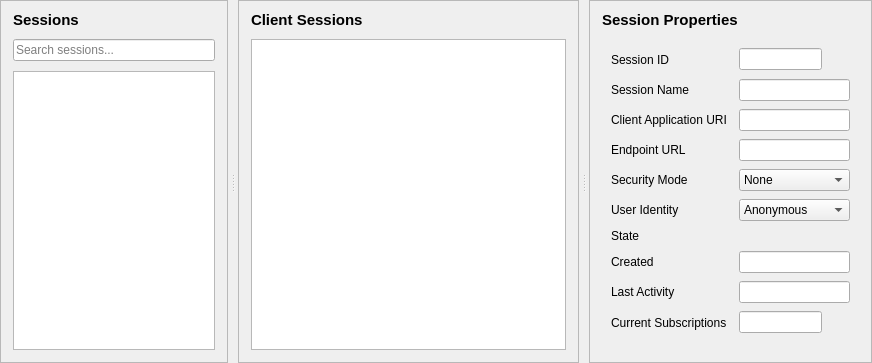
Before: the Qt Designer form src/ui/pages/sessionspage.ui in sanny32/OpenUaSim, drawn with Qt 5.
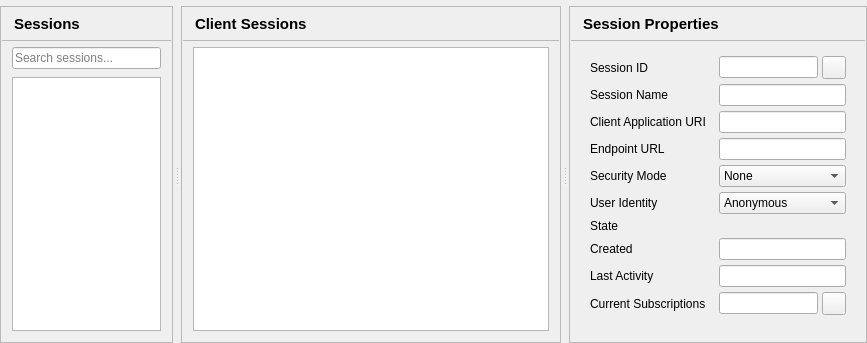
After: the same form once the commit is applied. Custom widgets are drawn as their Qt base class.

Patch:
```diff
--- a/src/ui/pages/sessionspage.ui
+++ b/src/ui/pages/sessionspage.ui
@@ -10,7 +10,7 @@
     <number>0</number>
    </property>
    <property name="topMargin">
-    <number>0</number>
+    <number>6</number>
    </property>
    <property name="rightMargin">
     <number>0</number>
@@ -27,33 +27,50 @@
       <bool>false</bool>
      </property>
      <property name="handleWidth">
-      <number>10</number>
+      <number>8</number>
      </property>
      <widget class="QFrame" name="sessionsPanel">
       <property name="frameShape">
        <enum>QFrame::StyledPanel</enum>
       </property>
+      <property name="panel" stdset="0">
+       <bool>true</bool>
+      </property>
       <property name="sizePolicy">
        <sizepolicy hsizetype="Preferred" vsizetype="Preferred">
-        <horstretch>2</horstretch>
+        <horstretch>37</horstretch>
         <verstretch>0</verstretch>
        </sizepolicy>
       </property>
       <layout class="QVBoxLayout" name="sessionsPanelLayout">
        <property name="spacing">
-        <number>10</number>
+        <number>0</number>
        </property>
        <property name="leftMargin">
+        <number>1</number>
+       </property>
+       <property name="topMargin">
+        <number>1</number>
+       </property>
+       <property name="rightMargin">
+        <number>1</number>
+       </property>
+       <property name="bottomMargin">
+        <number>1</number>
+       </property>
+       <item>
+        <layout class="QHBoxLayout" name="sessionsPanelHeaderLayout">
+         <property name="leftMargin">
         <number>12</number>
        </property>
        <property name="topMargin">
-        <number>10</number>
+          <number>5</number>
        </property>
        <property name="rightMargin">
         <number>12</number>
        </property>
        <property name="bottomMargin">
-        <number>12</number>
+          <number>5</number>
        </property>
        <item>
         <widget class="QLabel" name="sessionsTitle">
@@ -66,8 +83,56 @@
          <property name="text">
           <string>Sessions</string>
          </property>
-        </widget>
-       </item>
+           <property name="minimumSize">
+            <size>
+             <width>0</width>
+             <height>22</height>
+            </size>
+           </property>
+          </widget>
+         </item>
+        </layout>
+       </item>
+       <item>
+        <widget class="QFrame" name="sessionsPanelSeparator">
+         <property name="frameShape">
+          <enum>QFrame::StyledPanel</enum>
+         </property>
+         <property name="minimumSize">
+          <size>
+           <width>0</width>
+           <height>1</height>
+          </size>
+         </property>
+         <property name="maximumSize">
+          <size>
+           <width>16777215</width>
+           <height>1</height>
+          </size>
+         </property>
+         <property name="separator" stdset="0">
+          <bool>true</bool>
+         </property>
+        </widget>
+       </item>
+       <item>
+        <widget class="QWidget" name="sessionsPanelBody">
+         <layout class="QVBoxLayout" name="sessionsPanelBodyLayout">
+          <property name="spacing">
+           <number>8</number>
+          </property>
+          <property name="leftMargin">
+           <number>10</number>
+          </property>
+          <property name="topMargin">
+           <number>6</number>
+          </property>
+          <property name="rightMargin">
+           <number>10</number>
+          </property>
+          <property name="bottomMargin">
+           <number>10</number>
+          </property>
        <item>
         <widget class="QLineEdit" name="searchEdit">
          <property name="placeholderText">
@@ -96,31 +161,51 @@
        </item>
       </layout>
      </widget>
+       </item>
+      </layout>
+     </widget>
      <widget class="QFrame" name="clientSessionsPanel">
       <property name="frameShape">
        <enum>QFrame::StyledPanel</enum>
       </property>
+      <property name="panel" stdset="0">
+       <bool>true</bool>
+      </property>
       <property name="sizePolicy">
        <sizepolicy hsizetype="Preferred" vsizetype="Preferred">
-        <horstretch>3</horstretch>
+        <horstretch>81</horstretch>
         <verstretch>0</verstretch>
        </sizepolicy>
       </property>
       <layout class="QVBoxLayout" name="clientSessionsPanelLayout">
        <property name="spacing">
-        <number>10</number>
+        <number>0</number>
        </property>
        <property name="leftMargin">
+        <number>1</number>
+       </property>
+       <property name="topMargin">
+        <number>1</number>
+       </property>
+       <property name="rightMargin">
+        <number>1</number>
+       </property>
+       <property name="bottomMargin">
+        <number>1</number>
+       </property>
+       <item>
+        <layout class="QHBoxLayout" name="clientSessionsPanelHeaderLayout">
+         <property name="leftMargin">
         <number>12</number>
        </property>
        <property name="topMargin">
-        <number>10</number>
+          <number>5</number>
        </property>
        <property name="rightMargin">
         <number>12</number>
        </property>
        <property name="bottomMargin">
-        <number>12</number>
+          <number>5</number>
        </property>
        <item>
         <widget class="QLabel" name="clientSessionsTitle">
@@ -133,8 +218,56 @@
          <property name="text">
           <string>Client Sessions</string>
          </property>
-        </widget>
-       </item>
+           <property name="minimumSize">
+            <size>
+             <width>0</width>
+             <height>22</height>
+            </size>
+           </property>
+          </widget>
+         </item>
+        </layout>
+       </item>
+       <item>
+        <widget class="QFrame" name="clientSessionsPanelSeparator">
+         <property name="frameShape">
+          <enum>QFrame::StyledPanel</enum>
+         </property>
+         <property name="minimumSize">
+          <size>
+           <width>0</width>
+           <height>1</height>
+          </size>
+         </property>
+         <property name="maximumSize">
+          <size>
+           <width>16777215</width>
+           <height>1</height>
+          </size>
+         </property>
+         <property name="separator" stdset="0">
+          <bool>true</bool>
+         </property>
+        </widget>
+       </item>
+       <item>
+        <widget class="QWidget" name="clientSessionsPanelBody">
+         <layout class="QVBoxLayout" name="clientSessionsPanelBodyLayout">
+          <property name="spacing">
+           <number>8</number>
+          </property>
+          <property name="leftMargin">
+           <number>10</number>
+          </property>
+          <property name="topMargin">
+           <number>6</number>
+          </property>
+          <property name="rightMargin">
+           <number>10</number>
+          </property>
+          <property name="bottomMargin">
+           <number>10</number>
+          </property>
        <item>
         <widget class="QTableView" name="sessionsView">
          <property name="editTriggers">
@@ -168,31 +301,51 @@
        </item>
       </layout>
      </widget>
+       </item>
+      </layout>
+     </widget>
      <widget class="QFrame" name="propertiesPanel">
       <property name="frameShape">
        <enum>QFrame::StyledPanel</enum>
       </property>
+      <property name="panel" stdset="0">
+       <bool>true</bool>
+      </property>
       <property name="sizePolicy">
        <sizepolicy hsizetype="Preferred" vsizetype="Preferred">
-        <horstretch>2</horstretch>
+        <horstretch>58</horstretch>
         <verstretch>0</verstretch>
        </sizepolicy>
       </property>
       <layout class="QVBoxLayout" name="propertiesPanelLayout">
        <property name="spacing">
-        <number>10</number>
+        <number>0</number>
        </property>
        <property name="leftMargin">
+        <number>1</number>
+       </property>
+       <property name="topMargin">
+        <number>1</number>
+       </property>
+       <property name="rightMargin">
+        <number>1</number>
+       </property>
+       <property name="bottomMargin">
+        <number>1</number>
+       </property>
+       <item>
+        <layout class="QHBoxLayout" name="propertiesPanelHeaderLayout">
+         <property name="leftMargin">
         <number>12</number>
        </property>
        <property name="topMargin">
-        <number>10</number>
+          <number>5</number>
        </property>
        <property name="rightMargin">
         <number>12</number>
        </property>
        <property name="bottomMargin">
-        <number>12</number>
+          <number>5</number>
        </property>
        <item>
         <widget class="QLabel" name="propertiesTitle">
@@ -205,16 +358,77 @@
          <property name="text">
           <string>Session Properties</string>
          </property>
-        </widget>
-       </item>
+           <property name="minimumSize">
+            <size>
+             <width>0</width>
+             <height>22</height>
+            </size>
+           </property>
+          </widget>
+         </item>
+        </layout>
+       </item>
+       <item>
+        <widget class="QFrame" name="propertiesPanelSeparator">
+         <property name="frameShape">
+          <enum>QFrame::StyledPanel</enum>
+         </property>
+         <property name="minimumSize">
+          <size>
+           <width>0</width>
+           <height>1</height>
+          </size>
+         </property>
+         <property name="maximumSize">
+          <size>
+           <width>16777215</width>
+           <height>1</height>
+          </size>
+         </property>
+         <property name="separator" stdset="0">
+          <bool>true</bool>
+         </property>
+        </widget>
+       </item>
+       <item>
+        <widget class="QScrollArea" name="propertiesPanelScroll">
+         <property name="frameShape">
+          <enum>QFrame::NoFrame</enum>
+         </property>
+         <property name="widgetResizable">
+          <bool>true</bool>
+         </property>
+         <property name="horizontalScrollBarPolicy">
+          <enum>Qt::ScrollBarAlwaysOff</enum>
+         </property>
+         <property name="panelBody" stdset="0">
+          <bool>true</bool>
+         </property>
+         <widget class="QWidget" name="propertiesPanelBody">
+          <layout class="QVBoxLayout" name="propertiesPanelBodyLayout">
+           <property name="spacing">
+            <number>8</number>
+           </property>
+           <property name="leftMargin">
+            <number>10</number>
+           </property>
+           <property name="topMargin">
+            <number>6</number>
+           </property>
+           <property name="rightMargin">
+            <number>10</number>
+           </property>
+           <property name="bottomMargin">
+            <number>10</number>
+           </property>
        <item>
         <widget class="QWidget" name="propertiesHost">
          <layout class="QGridLayout" name="propertiesForm" columnstretch="0,1">
           <property name="horizontalSpacing">
-           <number>12</number>
+               <number>13</number>
           </property>
           <property name="verticalSpacing">
-           <number>8</number>
+               <number>5</number>
           </property>
           <item row="0" column="0">
            <widget class="QLabel" name="sessionIdLabel">
@@ -240,9 +454,6 @@
               <property name="toolTip">
                <string>Copy session ID</string>
               </property>
-              <property name="autoRaise">
-               <bool>true</bool>
-              </property>
              </widget>
             </item>
            </layout>
@@ -404,9 +615,6 @@
               <property name="toolTip">
                <string>Show subscriptions</string>
               </property>
-              <property name="autoRaise">
-               <bool>true</bool>
-              </property>
              </widget>
             </item>
            </layout>
@@ -420,6 +628,10 @@
           <enum>Qt::Vertical</enum>
          </property>
         </spacer>
+           </item>
+          </layout>
+         </widget>
+        </widget>
        </item>
       </layout>
      </widget>
```
Lines whose indentation alone changed are shown as unchanged.
